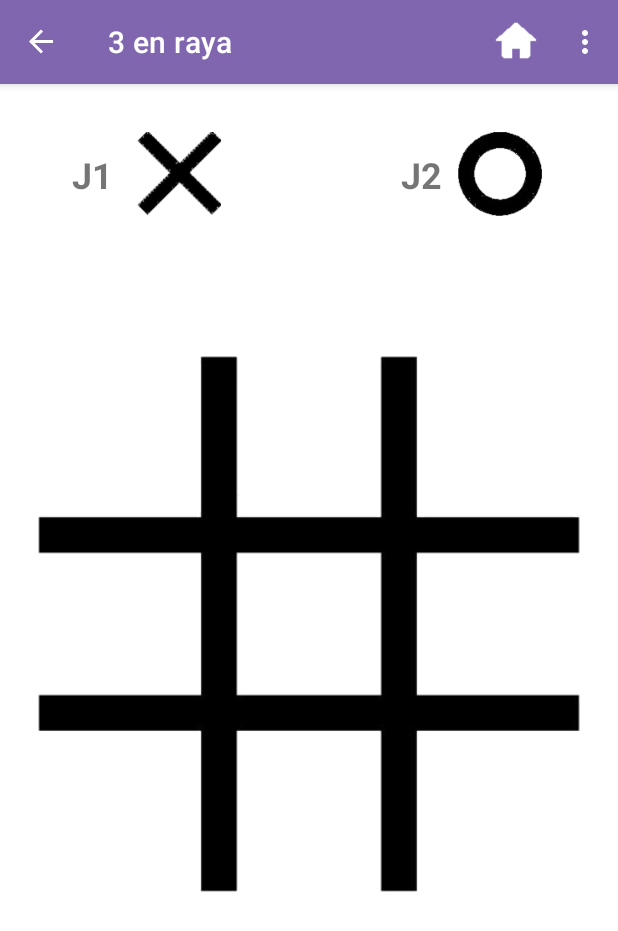
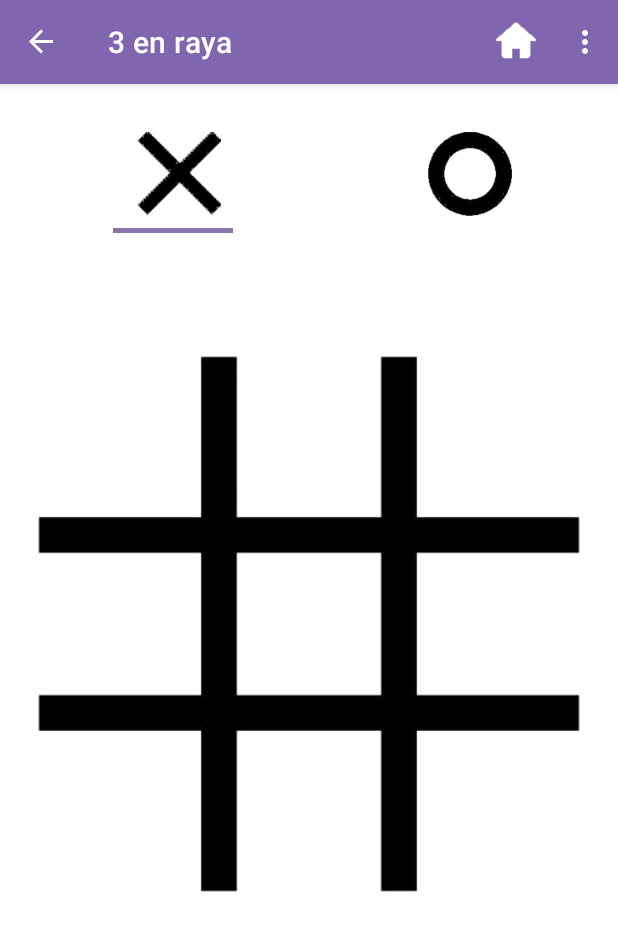
Before and after one commit to abcerrar/GamePocket, an Android app: the puzzle_tresraya screen opened through its navigation route, on a phone screen of 412 x 824 dp. Shown: the top 931 px of the screen. Run offline under Robolectric (Android 15) with nearby library versions, the phone set to English and light mode, and no system bars; our stand-ins replace Firebase (no records; nobody signed in at launch, a user with empty details on screens opened directly), navigation-ui.

Commit message:
arreglado 3enraya jvj

```diff
--- a/app/src/main/java/com/example/tfg_nd/User.java
+++ b/app/src/main/java/com/example/tfg_nd/User.java
@@ -180,7 +180,7 @@ public class User {
         }
         backMenu.setOnClickListener(listenner3);
 
-        builder.setCancelable(false);
+        builder.setCancelable(true);
         builder.setView(custom_layout);
         dialog = builder.create();
         return dialog;
--- a/app/src/main/java/com/example/tfg_nd/puzzle_memory.java
+++ b/app/src/main/java/com/example/tfg_nd/puzzle_memory.java
@@ -16,8 +16,6 @@ import android.widget.Toast;
 
 import com.google.firebase.auth.FirebaseAuth;
 import com.google.firebase.auth.FirebaseUser;
-import com.google.firebase.firestore.FirebaseFirestore;
-
 import java.util.ArrayList;
 import java.util.Collections;
 
@@ -342,7 +340,7 @@ public class puzzle_memory extends Fragment {
         user.incrementarDinero(dinero);
         user.actualizarEstrellas(estrellas, gamemode, nivel_actual);
         if(estrellas>0) user.subirNivel(gamemode, nivel_actual);
-        dialog = user.alertFinalPartida(titulo, titutlo2, estrellas*2, dinero, experiencia, getActivity(), listenerReload, listenerNext, listenerNext2, listenerMenu, dialog, getContext());
+        dialog = user.alertFinalPartida(titulo, titutlo2, estrellas*2, dinero, experiencia, getActivity(), listenerReload, listenerNext2, listenerNext, listenerMenu, dialog, getContext());
         dialog.show();
     }
 }
--- a/app/src/main/java/com/example/tfg_nd/puzzle_porcenaje.java
+++ b/app/src/main/java/com/example/tfg_nd/puzzle_porcenaje.java
@@ -159,7 +159,7 @@ public class puzzle_porcenaje extends Fragment {
                         dinero = 0;
                         exp = 0;
                     }
-                    dialog = user.alertFinalPartida(titulo, titulo2, num_estrellas*2, dinero, exp, getActivity(), listenerReload, listenerNext, listenerNext2, listenerMenu, dialog, getContext());
+                    dialog = user.alertFinalPartida(titulo, titulo2, num_estrellas*2, dinero, exp, getActivity(), listenerReload, listenerNext2, listenerNext, listenerMenu, dialog, getContext());
                     dialog.show();
                     user.subirNivel(gamemode, nivel_actual);
                     user.incrementarDinero(dinero);
--- a/app/src/main/res/layout/fragment_puzzle_tresraya.xml
+++ b/app/src/main/res/layout/fragment_puzzle_tresraya.xml
@@ -128,7 +128,7 @@
         app:layout_constraintVertical_bias="0.878" />
 
     <ImageView
-        android:id="@+id/imageView17"
+        android:id="@+id/btAspa"
         android:layout_width="60dp"
         android:layout_height="56dp"
         android:layout_marginTop="32dp"
@@ -136,43 +136,68 @@
         android:src="@drawable/aspa"
         app:layout_constraintEnd_toEndOf="parent"
         app:layout_constraintHorizontal_bias="0.437"
-        app:layout_constraintStart_toEndOf="@+id/textView7"
+        app:layout_constraintStart_toEndOf="@+id/j1"
         app:layout_constraintTop_toTopOf="parent" />
 
     <ImageView
-        android:id="@+id/imageView20"
+        android:id="@+id/btCirculo"
         android:layout_width="60dp"
         android:layout_height="56dp"
-        android:layout_marginStart="228dp"
+        android:layout_marginStart="208dp"
         android:layout_marginTop="32dp"
         android:src="@drawable/circulo"
-        app:layout_constraintStart_toEndOf="@+id/textView7"
+        app:layout_constraintStart_toEndOf="@+id/j1"
         app:layout_constraintTop_toTopOf="parent" />
 
     <TextView
-        android:id="@+id/textView13"
+        android:id="@+id/j2"
         android:layout_width="wrap_content"
         android:layout_height="wrap_content"
         android:layout_marginTop="44dp"
         android:text="J2"
         android:textSize="24sp"
         android:textStyle="bold"
+        android:visibility="invisible"
         app:layout_constraintEnd_toEndOf="parent"
-        app:layout_constraintHorizontal_bias="0.695"
+        app:layout_constraintHorizontal_bias="0.64"
         app:layout_constraintStart_toStartOf="parent"
         app:layout_constraintTop_toTopOf="parent" />
 
     <TextView
-        android:id="@+id/textView7"
+        android:id="@+id/j1"
         android:layout_width="wrap_content"
         android:layout_height="wrap_content"
         android:layout_marginTop="44dp"
         android:text="J1"
         android:textSize="24sp"
         android:textStyle="bold"
+        android:visibility="invisible"
         app:layout_constraintEnd_toEndOf="parent"
         app:layout_constraintHorizontal_bias="0.125"
         app:layout_constraintStart_toStartOf="parent"
         app:layout_constraintTop_toTopOf="parent" />
 
+    <TextView
+        android:id="@+id/lineaAspa"
+        android:layout_width="80dp"
+        android:layout_height="3dp"
+        android:layout_marginTop="8dp"
+        android:background="@color/fondo2"
+        app:layout_constraintEnd_toEndOf="parent"
+        app:layout_constraintHorizontal_bias="0.226"
+        app:layout_constraintStart_toStartOf="parent"
+        app:layout_constraintTop_toBottomOf="@+id/btAspa" />
+
+    <TextView
+        android:id="@+id/lineaCirculo"
+        android:layout_width="80dp"
+        android:layout_height="3dp"
+        android:layout_marginTop="8dp"
+        android:background="@color/fondo2"
+        android:visibility="invisible"
+        app:layout_constraintEnd_toEndOf="parent"
+        app:layout_constraintHorizontal_bias="0.854"
+        app:layout_constraintStart_toStartOf="parent"
+        app:layout_constraintTop_toBottomOf="@+id/btCirculo" />
+
 </androidx.constraintlayout.widget.ConstraintLayout>
```
Also changed, not shown: app/src/main/java/com/example/tfg_nd/puzzle_tresraya.java (+140 -32 lines).
